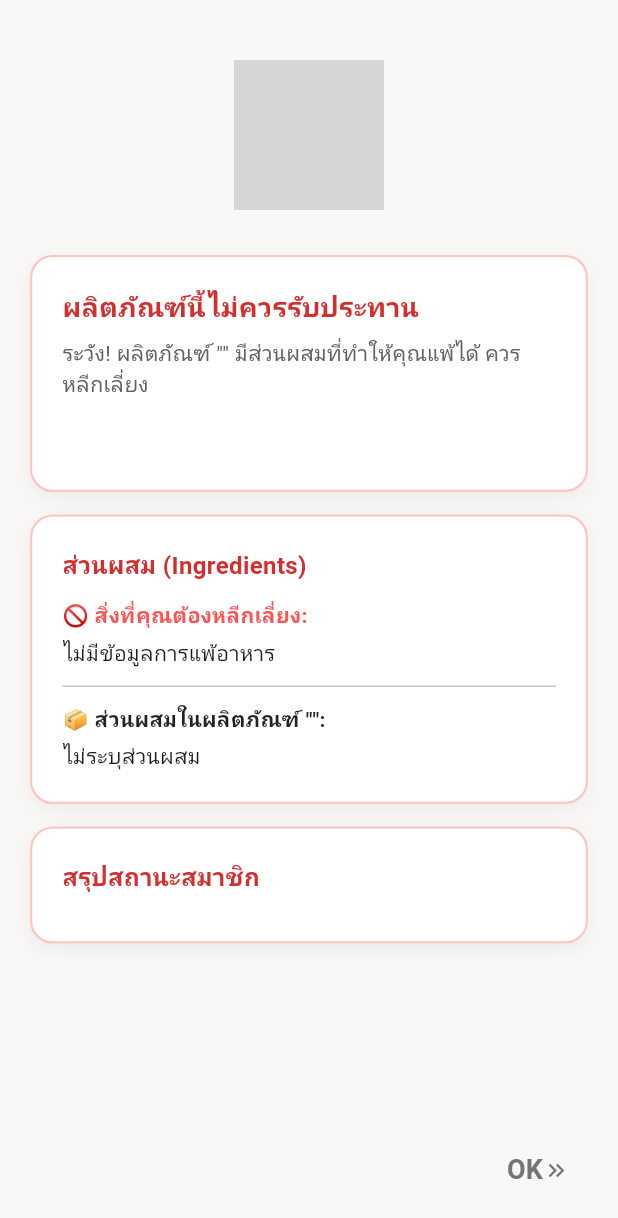
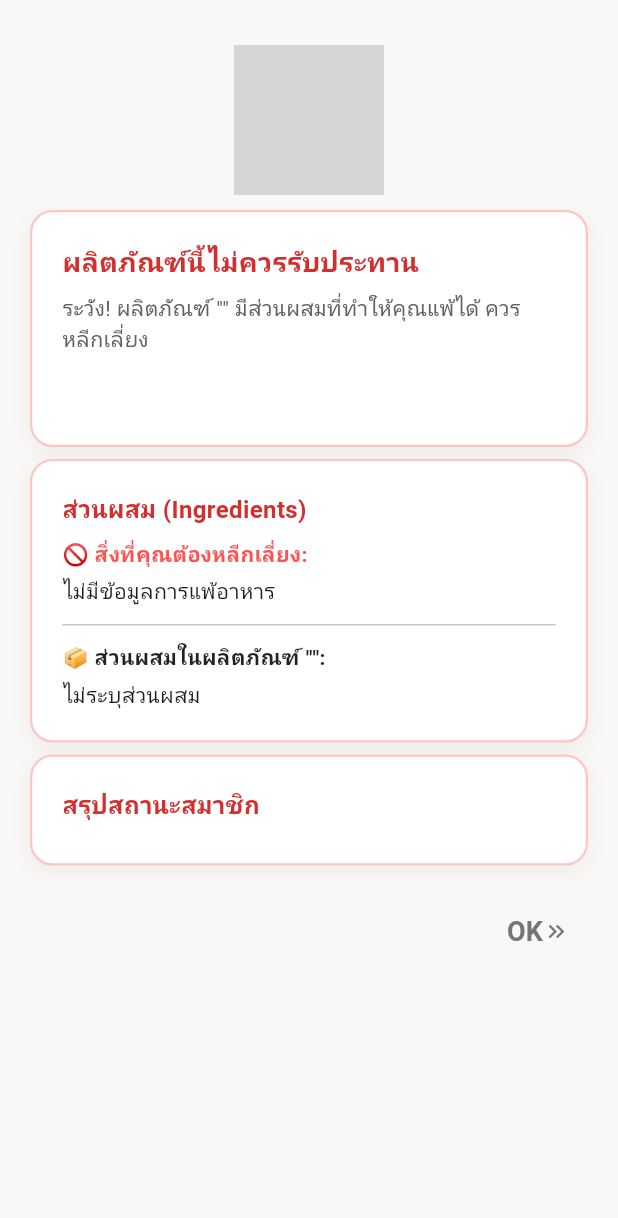
Before and after one commit to s67-Chakkapong/allergy-detect-app, a Flutter app: the ResultScreen screen opened directly with empty values, on a phone screen of 412 x 824 dp. Shown: the top 1218 px of the screen. Run offline on Flutter 3.47's test engine with Material 3 defaults, Android fonts, the light colour scheme and no system bars; our stand-ins replace cloud_firestore, firebase_auth, firebase_core, firebase_storage, google_sign_in, image_picker; missing offline and left inert: app_settings, nfc_manager; accounts and stored records are empty; network calls fail; grey boxes are pictures that could not be loaded.

Commit message:
change result screen to single scroll view

```diff
--- a/lib/result_screen.dart
+++ b/lib/result_screen.dart
@@ -28,11 +28,12 @@ class ResultScreen extends StatelessWidget {
     return Scaffold(
       backgroundColor: bgColor,
       body: SafeArea(
-        child: Padding(
+        // 🟢 เปลี่ยนจาก Column ตรงๆ เป็น SingleChildScrollView เพื่อให้เลื่อนหน้าจอได้
+        child: SingleChildScrollView(
           padding: const EdgeInsets.all(20.0),
           child: Column(
             children: [
-              const SizedBox(height: 20),
+              const SizedBox(height: 10),
               // รูปไอคอนสินค้า
               Center(
                 child: Image.network(
@@ -40,7 +41,7 @@ class ResultScreen extends StatelessWidget {
                   height: 100,
                 ),
               ),
-              const SizedBox(height: 30),
+              const SizedBox(height: 10),
 
               // การ์ด 1: สถานะความปลอดภัย
               _buildCard(
@@ -68,11 +69,11 @@ class ResultScreen extends StatelessWidget {
                   ],
                 ),
               ),
-              const SizedBox(height: 15),
+              const SizedBox(height: 8),
 
-              // การ์ด 2: ส่วนผสม (เปลี่ยนขอบเป็นสีแดงตอนมีอันตราย)
+              // การ์ด 2: ส่วนผสม
               _buildCard(
-                borderColor: isSafe ? Colors.transparent : Colors.red.withOpacity(0.3), // 🟢 เปลี่ยนกรอบสีฟ้าเป็นสีแดงแล้ว
+                borderColor: isSafe ? Colors.transparent : Colors.red.withOpacity(0.3),
                 child: Column(
                   crossAxisAlignment: CrossAxisAlignment.start,
                   children: [
@@ -84,7 +85,7 @@ class ResultScreen extends StatelessWidget {
                         fontWeight: FontWeight.bold,
                       ),
                     ),
-                    const SizedBox(height: 12),
+                    const SizedBox(height: 8),
 
                     const Text(
                       '🚫 สิ่งที่คุณต้องหลีกเลี่ยง:',
@@ -110,9 +111,9 @@ class ResultScreen extends StatelessWidget {
                   ],
                 ),
               ),
-              const SizedBox(height: 15),
+              const SizedBox(height: 8),
 
-              // 🟢 การ์ด 3: สรุปสถานะการทานของแต่ละคน (แทนที่โภชนาการ)
+              // 🟢 การ์ด 3: สรุปสถานะสมาชิก
               _buildCard(
                 borderColor: isSafe ? Colors.transparent : Colors.red.withOpacity(0.3),
                 child: Column(
@@ -126,9 +127,8 @@ class ResultScreen extends StatelessWidget {
                         fontWeight: FontWeight.bold,
                       ),
                     ),
-                    const SizedBox(height: 12),
+                    const SizedBox(height: 8),
 
-                    // กลุ่มคนที่ทานได้ (ถ้ามี)
                     if (safeMembers.isNotEmpty) ...[
                       Row(
                         children: [
@@ -143,7 +143,6 @@ class ResultScreen extends StatelessWidget {
                       ),
                     ],
 
-                    // กลุ่มคนที่ทานไม่ได้ (ถ้ามี)
                     if (unsafeMembers.isNotEmpty) ...[
                       const Row(
                         children: [
@@ -161,7 +160,7 @@ class ResultScreen extends StatelessWidget {
                 ),
               ),
 
-              const Spacer(),
+              const SizedBox(height: 20), // ระยะห่างก่อนถึงปุ่ม
 
               // ปุ่ม OK
               Align(
```
